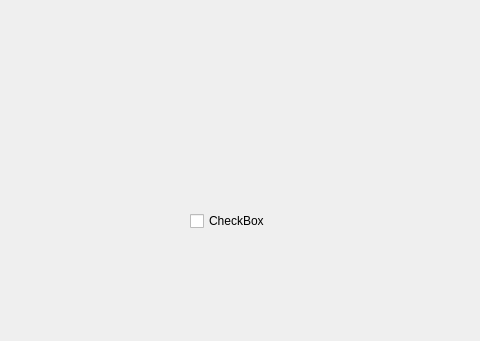
Before: the Qt Designer form code/2.Buttons/4.checkBox/checkBox/widget.ui in vistar-terry/Qt-Learning, drawn with Qt 5; both pictures show x 0 to 480 and y 0 to 341 of the 800 by 600 pixel window.
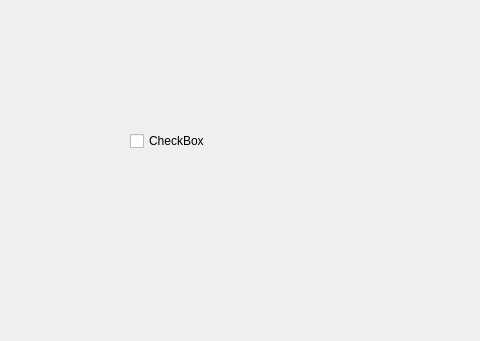
After: the same form once the commit is applied.

Patch:
```diff
--- a/code/2.Buttons/4.checkBox/checkBox/widget.ui
+++ b/code/2.Buttons/4.checkBox/checkBox/widget.ui
@@ -16,9 +16,9 @@
   <widget class="QCheckBox" name="checkBox">
    <property name="geometry">
     <rect>
-     <x>190</x>
-     <y>210</y>
-     <width>82</width>
+     <x>130</x>
+     <y>130</y>
+     <width>111</width>
      <height>22</height>
     </rect>
    </property>
```
